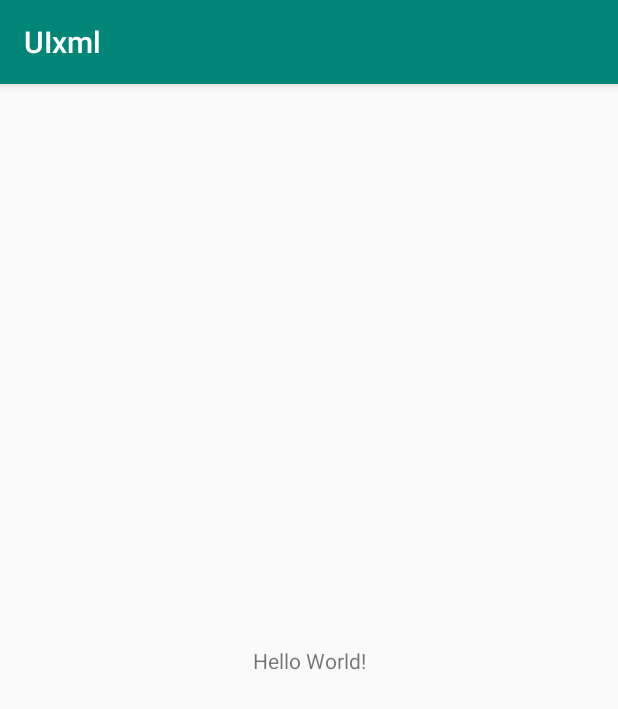
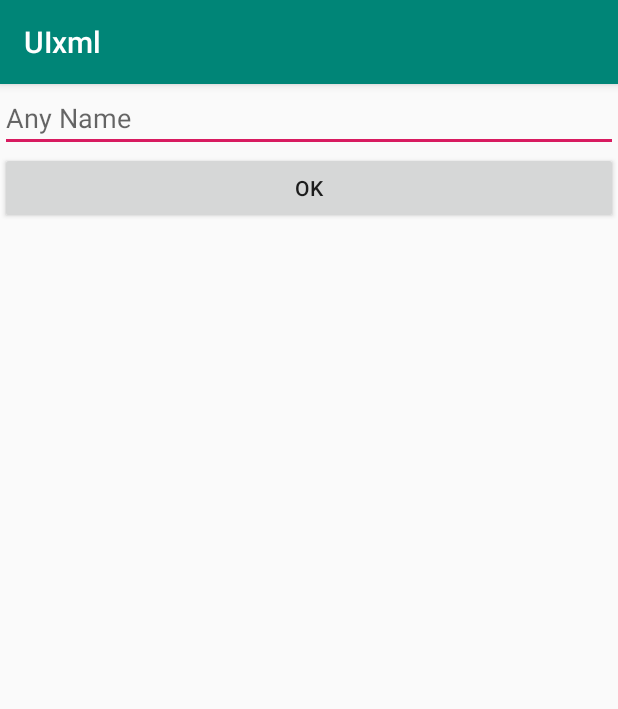
Before and after one commit to tejagalande/Week, an Android app: the screen it shows after launch (MainActivity), on a phone screen of 412 x 824 dp. Shown: the top 709 px of the screen. Run offline under Robolectric (Android 15) with nearby library versions, the phone set to English and light mode, and no system bars.

Commit message:
Event handling: Anonymous class defined

```diff
--- a/uixml/src/main/java/com/example/uixml/MainActivity.java
+++ b/uixml/src/main/java/com/example/uixml/MainActivity.java
@@ -3,6 +3,9 @@ package com.example.uixml;
 import androidx.appcompat.app.AppCompatActivity;
 
 import android.os.Bundle;
+import android.view.View;
+import android.widget.Button;
+import android.widget.EditText;
 
 public class MainActivity extends AppCompatActivity {
 
@@ -10,5 +13,27 @@ public class MainActivity extends AppCompatActivity {
     protected void onCreate(Bundle savedInstanceState) {
         super.onCreate(savedInstanceState);
         setContentView(R.layout.activity_main);
+
+
+
+        Button btnok = (Button) findViewById(R.id.btnOK);
+        //btnok.setOnClickListener(new Click());
+        // anonymous name class
+        btnok.setOnClickListener(new View.OnClickListener() {
+            @Override
+            public void onClick(View view) {
+                EditText edtanyname = (EditText) findViewById(R.id.edtAnyName);
+                String data = edtanyname.getText().toString();
+                edtanyname.setText(data.toUpperCase());
+            }
+        });
     }
+        // name of class
+//    private class Click implements View.OnClickListener{
+//
+//        @Override
+//        public void onClick(View view) {
+//
+//        }
+//    }
 }
--- a/uixml/src/main/res/layout/activity_main.xml
+++ b/uixml/src/main/res/layout/activity_main.xml
@@ -1,18 +1,22 @@
 <?xml version="1.0" encoding="utf-8"?>
-<androidx.constraintlayout.widget.ConstraintLayout xmlns:android="http://schemas.android.com/apk/res/android"
-    xmlns:app="http://schemas.android.com/apk/res-auto"
+<LinearLayout xmlns:app="http://schemas.android.com/apk/res-auto"
     xmlns:tools="http://schemas.android.com/tools"
+    xmlns:android="http://schemas.android.com/apk/res/android"
     android:layout_width="match_parent"
     android:layout_height="match_parent"
-    tools:context=".MainActivity">
+    tools:context=".MainActivity"
+    android:orientation="vertical">
 
-    <TextView
-        android:layout_width="wrap_content"
+    <EditText
+        android:id="@+id/edtAnyName"
+        android:layout_width="match_parent"
         android:layout_height="wrap_content"
-        android:text="Hello World!"
-        app:layout_constraintBottom_toBottomOf="parent"
-        app:layout_constraintLeft_toLeftOf="parent"
-        app:layout_constraintRight_toRightOf="parent"
-        app:layout_constraintTop_toTopOf="parent" />
+        android:hint="Any Name"/>
 
-</androidx.constraintlayout.widget.ConstraintLayout>
+    <Button
+        android:id="@+id/btnOK"
+        android:layout_width="match_parent"
+        android:layout_height="wrap_content"
+        android:text="OK"/>
+
+</LinearLayout>
```
